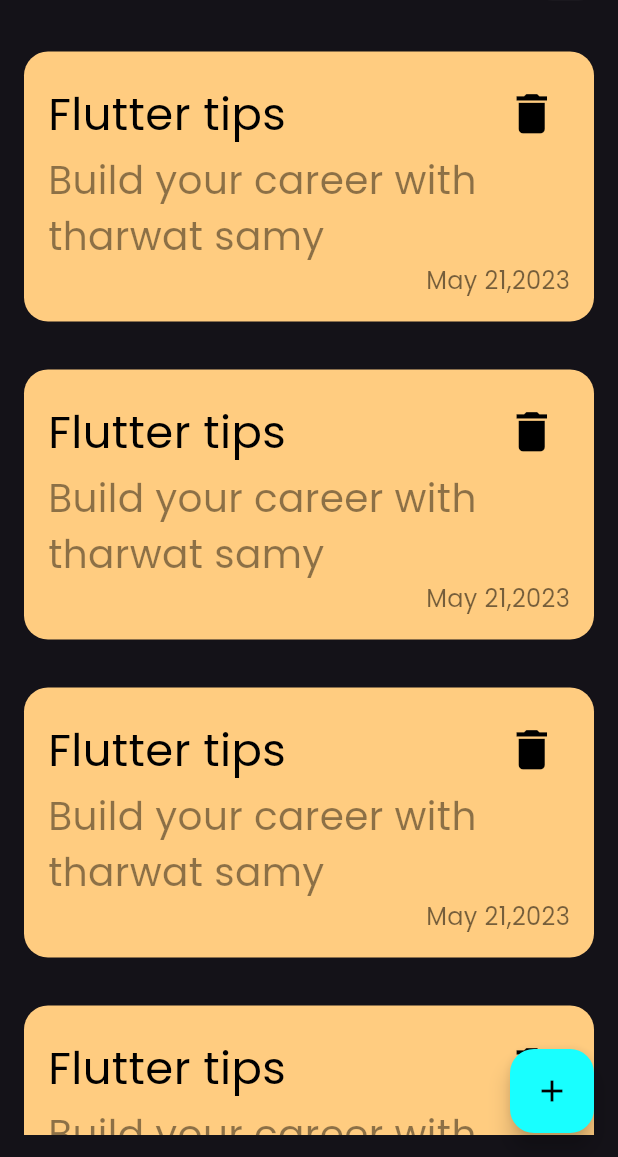
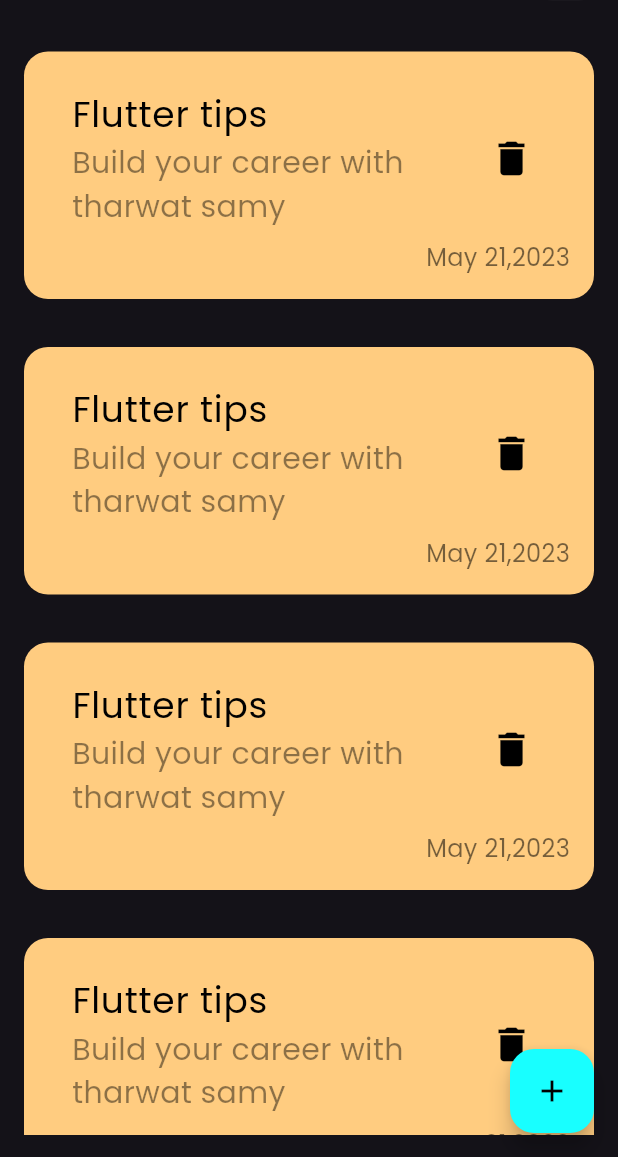
Before and after one commit to Aelna9dy/Notes-View, a Flutter app: the screen it shows after launch, on a phone screen of 412 x 824 dp, the part 79-1236 px from its top. Run offline on Flutter 3.47's test engine with Material 3 defaults, Android fonts, the phone set to English and light mode, and no system bars; our stand-ins replace google_fonts.

```diff
--- a/lib/Views/widget/custom_node_item.dart
+++ b/lib/Views/widget/custom_node_item.dart
@@ -9,7 +9,7 @@ class CustomNoteItems extends StatelessWidget {
   @override
   Widget build(BuildContext context) {
     return GestureDetector(
-      onTap: (){
+      onTap: () {
         Navigator.popAndPushNamed(context, EditNoteView.routeName);
       },
       child: Container(
@@ -22,37 +22,26 @@ class CustomNoteItems extends StatelessWidget {
         child: Column(
           crossAxisAlignment: CrossAxisAlignment.end,
           children: [
-            Column(
-              crossAxisAlignment: CrossAxisAlignment.start,
-              children: [
-                Row(
-                  children: [
-                    Text(
+            ListTile(
+              title: Text(
                 "Flutter tips",
                 style: GoogleFonts.poppins(
-                        fontSize: 30,
+                  fontSize: 24,
                   color: Colors.black,
                 ),
               ),
-                    const Spacer(),
-                    IconButton(
-                      onPressed: () {},
-                      icon: const Icon(
-                        Icons.delete,
-                        color: Colors.black,
-                        size: 35,
-                      ),
-                    ),
-                  ],
-                ),
-                Text(
+              subtitle: Text(
                 "Build your career with tharwat samy",
                 style: GoogleFonts.poppins(
-                    fontSize: 26,
+                    fontSize: 20,
                     color: Colors.black45,
                 ),
               ),
-              ],
+              trailing: const Icon(
+                Icons.delete,
+                size: 30,
+                color: Colors.black,
+              ),
             ),
             Text(
               "May 21,2023",
--- a/lib/main.dart
+++ b/lib/main.dart
@@ -17,7 +17,7 @@ class MyApp extends StatelessWidget {
       initialRoute: NotesView.routeName,
       routes: {
         NotesView.routeName:(context) => NotesView(),
-        EditNoteView.routeName:(context) => EditNoteView(),
+        EditNoteView.routeName:(context) => const EditNoteView(),
       },
     );
   }
--- a/pubspec.yaml
+++ b/pubspec.yaml
@@ -36,8 +36,12 @@ dependencies:
   # Use with the CupertinoIcons class for iOS style icons.
   cupertino_icons: ^1.0.2
   google_fonts: ^6.1.0
+  hive: ^2.2.3
+  hive_flutter: ^1.1.0
 
 dev_dependencies:
+  hive_generator: ^2.0.1
+  build_runner: ^2.4.7
   flutter_test:
     sdk: flutter
 
```
Also changed, not shown: lib/Models/note_model.dart (added, +13 -0 lines), pubspec.lock. Lines whose indentation alone changed are shown as unchanged.
